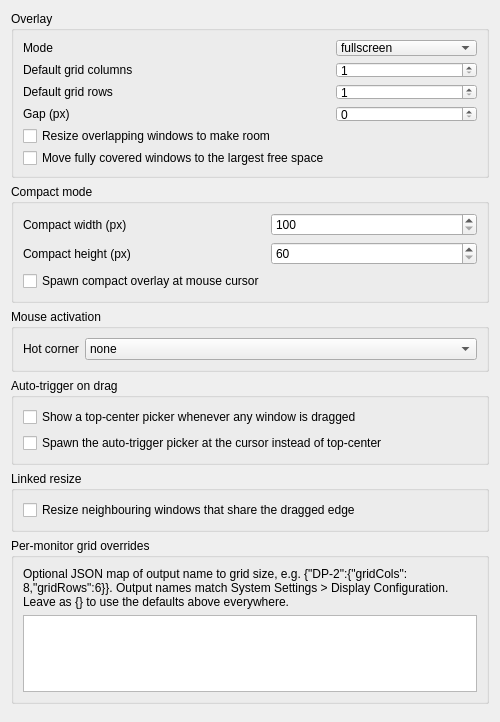
Before: the Qt Designer form kwinscript/contents/ui/config.ui in Ivan-Malinovski/divvygrid, drawn with Qt 5.
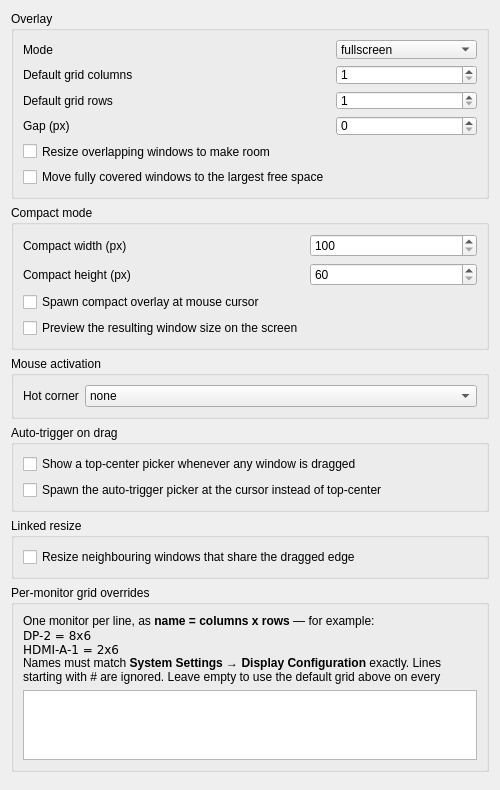
After: the same form once the commit is applied.

Commit message: Rename DivvyGrid to VibeTiles; add ghost-preview toggle and grid syntax

```diff
--- a/kwinscript/contents/ui/config.ui
+++ b/kwinscript/contents/ui/config.ui
@@ -153,6 +153,16 @@
         </property>
        </widget>
       </item>
+      <item row="3" column="0">
+       <widget class="QCheckBox" name="kcfg_ghostPreview">
+        <property name="text">
+         <string>Preview the resulting window size on the screen</string>
+        </property>
+        <property name="toolTip">
+         <string>While selecting in the compact grid, draw an outline of the final window rectangle at full size on the real screen. The compact grid is a miniature, so on its own it gives no sense of how big the window will actually be.</string>
+        </property>
+       </widget>
+      </item>
      </layout>
     </widget>
    </item>
@@ -249,7 +259,7 @@
       <item>
        <widget class="QLabel" name="label_monitorsHint">
         <property name="text">
-         <string>Optional JSON map of output name to grid size, e.g. {"DP-2":{"gridCols":8,"gridRows":6}}. Output names match System Settings &gt; Display Configuration. Leave as {} to use the defaults above everywhere.</string>
+         <string>One monitor per line, as &lt;b&gt;name = columns x rows&lt;/b&gt; — for example:&lt;br/&gt;&lt;tt&gt;DP-2 = 8x6&lt;/tt&gt;&lt;br/&gt;&lt;tt&gt;HDMI-A-1 = 2x6&lt;/tt&gt;&lt;br/&gt;Names must match &lt;b&gt;System Settings → Display Configuration&lt;/b&gt; exactly. Lines starting with # are ignored. Leave empty to use the default grid above on every monitor. (The older JSON format still works if you already have one saved.)</string>
         </property>
         <property name="wordWrap">
          <bool>true</bool>
```
Left out of the diff: 4 changed lines with no effect on the pictures. The commit also changes 9 other files.
